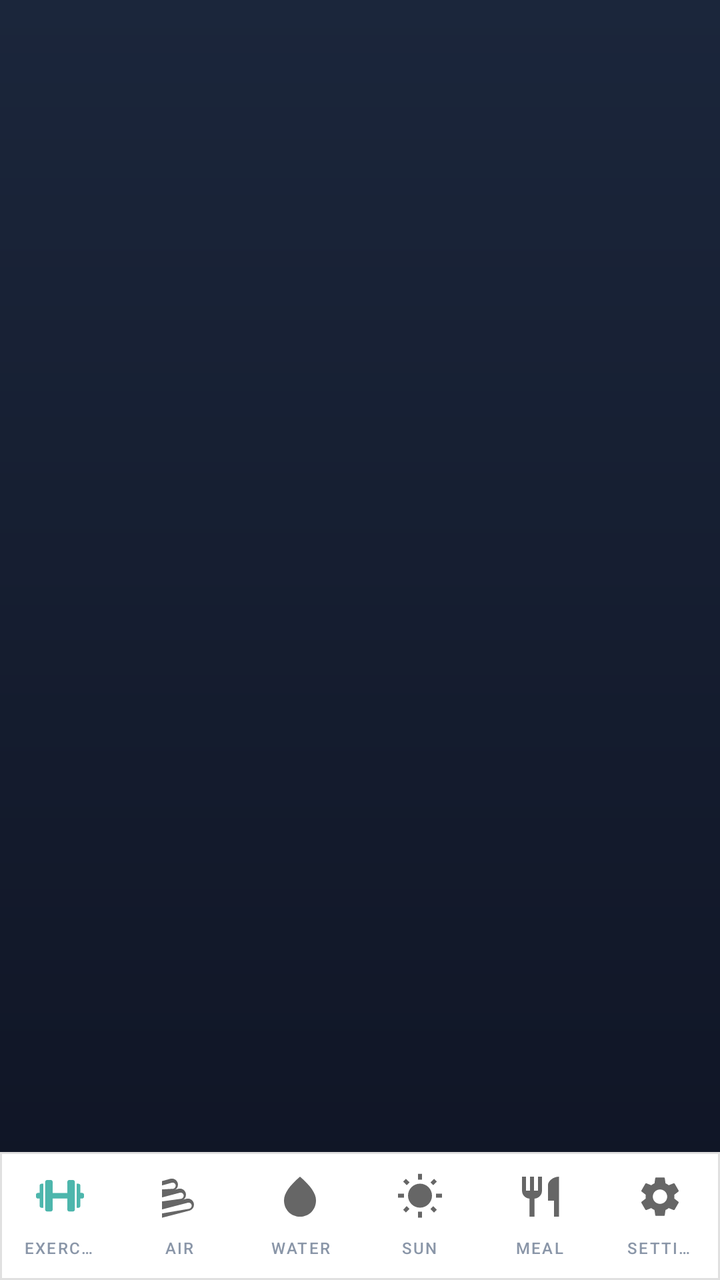
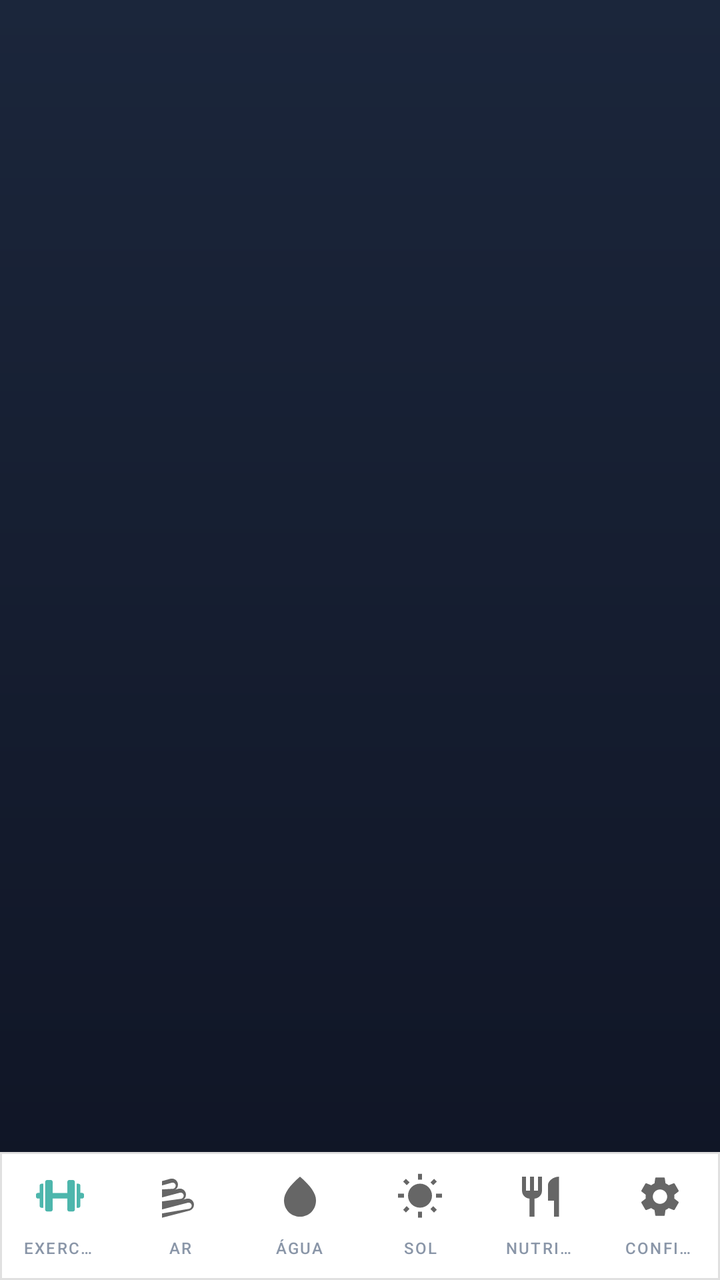

Screens rendered from an Android XML layout before and after an edit, with the pre-edit source and the edit as a unified diff.
<!-- AndroidManifest.xml: application theme Theme.Newstart -->
<!-- res/layout/activity_main.xml -->
<?xml version="1.0" encoding="utf-8"?>
<androidx.constraintlayout.widget.ConstraintLayout xmlns:android="http://schemas.android.com/apk/res/android"
    xmlns:app="http://schemas.android.com/apk/res-auto"
    xmlns:tools="http://schemas.android.com/tools"
    android:layout_width="match_parent"
    android:layout_height="match_parent"
    tools:context=".Activity_Main"
    android:background="@drawable/app_background_gradient">

    <FrameLayout
        android:id="@+id/fragment_container"
        android:layout_width="match_parent"
        android:layout_height="0dp"
        app:layout_constraintBottom_toTopOf="@+id/bottom_navigation_tabs"
        app:layout_constraintEnd_toEndOf="parent"
        app:layout_constraintStart_toStartOf="parent"
        app:layout_constraintTop_toTopOf="parent" />

    <com.google.android.material.tabs.TabLayout
        android:id="@+id/bottom_navigation_tabs"
        android:layout_width="match_parent"
        android:layout_height="64dp"
        android:background="@drawable/shape_nav_bar_background"
        app:tabIndicatorHeight="0dp"
        app:tabRippleColor="@null"
        app:tabSelectedTextColor="@color/selector_nav_bar"
        app:tabTextColor="@color/selector_nav_bar"
        app:tabTextAppearance="@style/BottomNavLabelText"
        app:tabMode="fixed"
        app:tabGravity="fill"
        app:layout_constraintBottom_toBottomOf="parent"
        app:layout_constraintEnd_toEndOf="parent"
        app:layout_constraintStart_toStartOf="parent"
        app:elevation="8dp">

        <com.google.android.material.tabs.TabItem
            android:layout_width="wrap_content"
            android:layout_height="wrap_content"
            android:icon="@drawable/ic_dumbbell_24"
            android:text="Exercise" />

        <com.google.android.material.tabs.TabItem
            android:layout_width="wrap_content"
            android:layout_height="wrap_content"
            android:icon="@drawable/ic_baseline_air_24"
            android:text="Air" />

        <com.google.android.material.tabs.TabItem
            android:layout_width="wrap_content"
            android:layout_height="wrap_content"
            android:icon="@drawable/ic_baseline_water_drop_24"
            android:text="Water" />

        <com.google.android.material.tabs.TabItem
            android:layout_width="wrap_content"
            android:layout_height="wrap_content"
            android:icon="@drawable/ic_baseline_wb_sunny_24"
            android:text="Sun" />

        <com.google.android.material.tabs.TabItem
            android:layout_width="wrap_content"
            android:layout_height="wrap_content"
            android:icon="@drawable/ic_baseline_restaurant_24"
            android:text="Meal" />

        <com.google.android.material.tabs.TabItem
            android:layout_width="wrap_content"
            android:layout_height="wrap_content"
            android:icon="@drawable/ic_baseline_settings_24"
            android:text="Settings" />

    </com.google.android.material.tabs.TabLayout>

</androidx.constraintlayout.widget.ConstraintLayout>
<!-- resources referenced by this layout -->
<resources>
  <!-- drawable app_background_gradient (drawable) -->
  <?xml version="1.0" encoding="utf-8"?>
  <shape xmlns:android="http://schemas.android.com/apk/res/android">
      <gradient
          android:angle="270"
          android:endColor="#0F1424"
          android:startColor="#1B263B"
          android:type="linear" />
  </shape>
  <!-- drawable ic_baseline_restaurant_24 (drawable) -->
  <vector xmlns:android="http://schemas.android.com/apk/res/android"
      android:width="24dp"
      android:height="24dp"
      android:viewportWidth="24"
      android:viewportHeight="24"
      android:tint="?attr/colorControlNormal">
    <path
        android:fillColor="@android:color/white"
        android:pathData="M11,9H9V2H7v7H5V2H3v7c0,2.12 1.66,3.84 3.75,3.97V22h2.5v-9.03C11.34,12.84 13,11.12 13,9V2h-2V9zM16,6v8h3v8h2.5V2c-3.11,0 -5.5,2.46 -5.5,4z"/>
  </vector>
  <!-- drawable ic_baseline_water_drop_24 (drawable) -->
  <vector xmlns:android="http://schemas.android.com/apk/res/android"
      android:width="24dp"
      android:height="24dp"
      android:viewportWidth="24"
      android:viewportHeight="24"
      android:tint="?attr/colorControlNormal">
    <path
        android:fillColor="@android:color/white"
        android:pathData="M12,2c-5.33,4.55 -8,8.48 -8,11.8c0,4.98 3.8,8.2 8,8.2s8,-3.22 8,-8.2c0,-3.32 -2.67,-7.25 -8,-11.8z"/>
  </vector>
  <!-- drawable ic_baseline_wb_sunny_24 (drawable) -->
  <vector xmlns:android="http://schemas.android.com/apk/res/android"
      android:width="24dp"
      android:height="24dp"
      android:viewportWidth="24"
      android:viewportHeight="24"
      android:tint="?attr/colorControlNormal">
    <path
        android:fillColor="@android:color/white"
        android:pathData="M6.76,4.84l-1.8,-1.79 -1.41,1.41 1.79,1.79 1.42,-1.41zM4,10.5L1,10.5v2h3v-2zM13,0.55h-2L11,3.5h2L13,0.55zM20.45,4.46l-1.41,-1.41 -1.79,1.79 1.41,1.41 1.79,-1.79zM17.24,18.16l1.79,1.81 1.41,-1.41 -1.8,-1.79 -1.4,1.39zM11,19.5v3h2v-3h-2zM3.55,18.54l1.41,1.41 1.79,-1.8 -1.41,-1.41 -1.79,1.8zM12,5.5c-3.31,0 -6,2.69 -6,6s2.69,6 6,6 6,-2.69 6,-6 -2.69,-6 -6,-6zM23,10.5h-3v2h3v-2z"/>
  </vector>
  <!-- drawable shape_nav_bar_background (drawable-v24) -->
  <?xml version="1.0" encoding="utf-8"?>
  <shape xmlns:android="http://schemas.android.com/apk/res/android">
      <solid android:color="#FFFFFF" />
      <stroke android:width="1dp" android:color="#E0E0E0" />
  </shape>
  <style name="BottomNavLabelText">
          <item name="android:textSize">8sp</item>
      </style>
  <style name="Theme.Newstart" parent="Theme.MaterialComponents.DayNight.NoActionBar">
          
          <item name="colorPrimary">@color/accent_teal</item>
          <item name="colorPrimaryVariant">@color/dark_purple</item>
          <item name="colorOnPrimary">@color/dark_purple</item>
  
          
          <item name="android:windowBackground">@color/dark_purple</item>
          <item name="android:textColor">@color/text_high</item>
  
          
          <item name="colorSecondary">@color/accent_teal</item>
          <item name="colorOnSecondary">@color/dark_purple</item>
  
          
          <item name="android:statusBarColor" tools:targetApi="l">@color/dark_purple</item>
  
          
          <item name="colorControlNormal">@color/text_middle</item>
          <item name="colorControlActivated">@color/accent_teal</item>
      </style>
  <color name="accent_teal">#4DB6AC</color>
  <color name="dark_purple">#0F1424</color>
  <color name="text_high">#E0E6ED</color>
  <color name="text_middle">#8A96A8</color>
  <!-- unchanged entries left out for length: 3 -->
</resources>

<!-- the commit's change to res/layout/activity_main.xml (unified diff, before → after) -->
@@ -37,37 +37,37 @@
             android:layout_width="wrap_content"
             android:layout_height="wrap_content"
             android:icon="@drawable/ic_dumbbell_24"
-            android:text="Exercise" />
+            android:text="@string/nav_exercise" />
 
         <com.google.android.material.tabs.TabItem
             android:layout_width="wrap_content"
             android:layout_height="wrap_content"
             android:icon="@drawable/ic_baseline_air_24"
-            android:text="Air" />
+            android:text="@string/nav_air" />
 
         <com.google.android.material.tabs.TabItem
             android:layout_width="wrap_content"
             android:layout_height="wrap_content"
             android:icon="@drawable/ic_baseline_water_drop_24"
-            android:text="Water" />
+            android:text="@string/nav_water" />
 
         <com.google.android.material.tabs.TabItem
             android:layout_width="wrap_content"
             android:layout_height="wrap_content"
             android:icon="@drawable/ic_baseline_wb_sunny_24"
-            android:text="Sun" />
+            android:text="@string/nav_sun" />
 
         <com.google.android.material.tabs.TabItem
             android:layout_width="wrap_content"
             android:layout_height="wrap_content"
             android:icon="@drawable/ic_baseline_restaurant_24"
-            android:text="Meal" />
+            android:text="@string/nav_meal" />
 
         <com.google.android.material.tabs.TabItem
             android:layout_width="wrap_content"
             android:layout_height="wrap_content"
             android:icon="@drawable/ic_baseline_settings_24"
-            android:text="Settings" />
+            android:text="@string/nav_settings" />
 
     </com.google.android.material.tabs.TabLayout>
 
<!-- resource entries referenced after the edit -->
@@ -48,6 +48,12 @@
       <solid android:color="#FFFFFF" />
       <stroke android:width="1dp" android:color="#E0E0E0" />
   </shape>
+  <string name="nav_air">Ar</string>
+  <string name="nav_exercise">Exercício</string>
+  <string name="nav_meal">Nutrição</string>
+  <string name="nav_settings">Confiança</string>
+  <string name="nav_sun">Sol</string>
+  <string name="nav_water">Água</string>
   <style name="BottomNavLabelText">
           <item name="android:textSize">8sp</item>
       </style>
